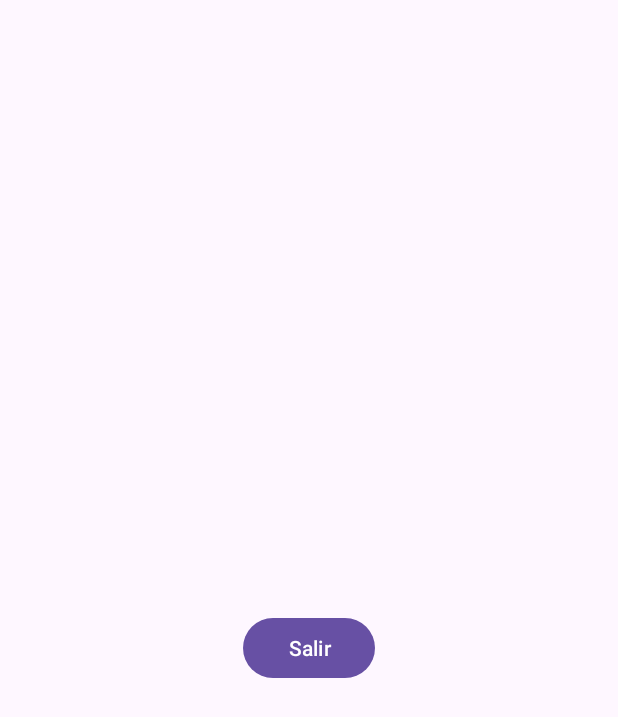
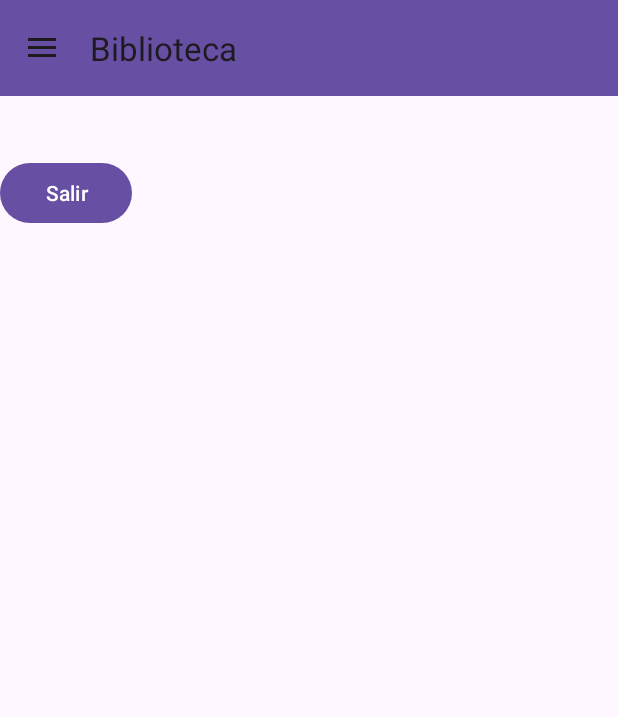
Before and after one commit to nahue02/Trabajo-Practico-Biblioteca, an Android app: the screen it shows after launch once a user with an empty profile is signed in (MainActivity), on a phone screen of 412 x 824 dp. Shown: the top 717 px of the screen. Run offline under Robolectric (Android 15) with nearby library versions, the phone set to English and light mode, and no system bars; our stand-ins replace Firebase (no records; nobody signed in at launch, a user with empty details on screens opened directly).

Commit message:
navigation drawer

```diff
--- a/app/build.gradle
+++ b/app/build.gradle
@@ -46,6 +46,7 @@ dependencies {
     //Firebase Reatime Database
     implementation("com.google.firebase:firebase-database-ktx")
 
+
     implementation 'androidx.core:core-ktx:1.8.0'
     implementation 'androidx.appcompat:appcompat:1.6.1'
     implementation 'com.google.android.material:material:1.5.0'
--- a/app/src/main/java/com/example/biblioteca/MainActivity.kt
+++ b/app/src/main/java/com/example/biblioteca/MainActivity.kt
@@ -7,11 +7,16 @@ import android.os.Bundle
 import android.util.Log
 import android.widget.Button
 import android.widget.TextView
+import android.widget.Toolbar
+import androidx.appcompat.app.ActionBarDrawerToggle
+import androidx.core.view.GravityCompat
+import androidx.drawerlayout.widget.DrawerLayout
 import com.example.biblioteca.authentication.LoginActivity
 import com.google.firebase.ktx.Firebase
 
 import com.example.biblioteca.databinding.ActivityLoginBinding
 import com.example.biblioteca.databinding.ActivityMainBinding
+import com.google.android.material.navigation.NavigationView
 import com.google.firebase.auth.FirebaseAuth
 import com.google.firebase.auth.FirebaseUser
 import com.google.firebase.auth.ktx.auth
@@ -20,6 +25,9 @@ import com.google.firebase.auth.ktx.auth
 class MainActivity : AppCompatActivity() {
     private lateinit var binding: ActivityMainBinding
     private lateinit var auth: FirebaseAuth
+
+    private lateinit var drawerLayout: DrawerLayout
+    private lateinit var navView: NavigationView
 
     override fun onCreate(savedInstanceState: Bundle?) {
         super.onCreate(savedInstanceState)
@@ -31,6 +39,40 @@ class MainActivity : AppCompatActivity() {
 
         val user = auth.currentUser
 
+        val toolbar = binding.toolbar
+        setSupportActionBar(toolbar)
+
+        drawerLayout = findViewById(R.id.drawer_layout)
+        navView = findViewById(R.id.nav_view)
+
+        val toggle = ActionBarDrawerToggle(
+            this, drawerLayout, toolbar,
+            R.string.navigation_drawer_open, R.string.navigation_drawer_close
+        )
+
+        drawerLayout.addDrawerListener(toggle)
+        toggle.syncState()
+
+
+        navView.setNavigationItemSelectedListener { menuItem ->
+            when (menuItem.itemId) {
+                R.id.nav_item1 -> {
+                    // Acción para el Item 1
+                    true
+                }
+                R.id.nav_item2 -> {
+                    // Acción para el Item 2
+                    true
+                }
+                R.id.nav_item3 -> {
+                    // Acción para el Item 2
+                    true
+                }
+                else -> false
+            }
+        }
+
+
         val textViewEmail = binding.textViewEmail
         val buttonSalir = binding.buttonSalir
 
@@ -41,6 +83,8 @@ class MainActivity : AppCompatActivity() {
             irPantallaLogin()
         }
     }
+
+
 
     public override fun onStart() {
         super.onStart()
@@ -55,4 +99,12 @@ class MainActivity : AppCompatActivity() {
         val intent = Intent(this, LoginActivity::class.java)
         startActivity(intent)
     }
+
+    override fun onBackPressed() {
+        if (drawerLayout.isDrawerOpen(GravityCompat.START)) {
+            drawerLayout.closeDrawer(GravityCompat.START)
+        } else {
+            super.onBackPressed()
+        }
+    }
 }
--- a/app/src/main/res/layout/activity_main.xml
+++ b/app/src/main/res/layout/activity_main.xml
@@ -1,33 +1,53 @@
 <?xml version="1.0" encoding="utf-8"?>
-<androidx.constraintlayout.widget.ConstraintLayout xmlns:android="http://schemas.android.com/apk/res/android"
+<androidx.drawerlayout.widget.DrawerLayout xmlns:android="http://schemas.android.com/apk/res/android"
     xmlns:app="http://schemas.android.com/apk/res-auto"
     xmlns:tools="http://schemas.android.com/tools"
+    android:id="@+id/drawer_layout"
     android:layout_width="match_parent"
     android:layout_height="match_parent"
+    android:fitsSystemWindows="true"
     tools:context=".MainActivity">
 
+    <!-- Contenido principal -->
     <LinearLayout
         android:layout_width="match_parent"
         android:layout_height="match_parent"
-        android:orientation="vertical"
-        android:gravity="center"
-        tools:layout_editor_absoluteX="1dp"
-        tools:layout_editor_absoluteY="1dp"
-        >
+        android:orientation="vertical">
+
+        <!-- Barra de acción -->
+        <androidx.appcompat.widget.Toolbar
+            android:id="@+id/toolbar"
+            android:layout_width="match_parent"
+            android:layout_height="?attr/actionBarSize"
+            android:background="?attr/colorPrimary"
+            android:elevation="4dp"
+            android:theme="@style/ThemeOverlay.AppCompat.ActionBar"
+            app:popupTheme="@style/ThemeOverlay.AppCompat.Light" />
+
+        <!-- Contenido principal de la actividad -->
 
         <TextView
             android:id="@+id/textViewEmail"
-            android:textSize="30dp"
             android:layout_width="wrap_content"
             android:layout_height="wrap_content"
             android:text="Texto"
-            />
+            android:textSize="30dp" />
 
         <Button
             android:id="@+id/buttonSalir"
             android:layout_width="wrap_content"
             android:layout_height="wrap_content"
             android:text="Salir" />
+    </LinearLayout>
 
-    </LinearLayout>
-</androidx.constraintlayout.widget.ConstraintLayout>
+    <!-- Navigation Drawer -->
+    <com.google.android.material.navigation.NavigationView
+        android:id="@+id/nav_view"
+        android:layout_width="wrap_content"
+        android:layout_height="match_parent"
+        android:layout_gravity="start"
+        android:fitsSystemWindows="true"
+        app:headerLayout="@layout/nav_header"
+        app:menu="@menu/nav_menu" />
+
+</androidx.drawerlayout.widget.DrawerLayout>
--- /dev/null
+++ b/app/src/main/res/layout/nav_header.xml
@@ -0,0 +1,10 @@
+<?xml version="1.0" encoding="utf-8"?>
+<LinearLayout xmlns:android="http://schemas.android.com/apk/res/android"
+    android:layout_width="match_parent"
+    android:layout_height="wrap_content"
+    android:orientation="vertical"
+    android:padding="16dp">
+
+    <!-- Contenido del encabezado del Navigation Drawer -->
+
+</LinearLayout>
--- /dev/null
+++ b/app/src/main/res/menu/nav_menu.xml
@@ -0,0 +1,14 @@
+<?xml version="1.0" encoding="utf-8"?>
+<menu xmlns:android="http://schemas.android.com/apk/res/android">
+    <group android:checkableBehavior="single">
+        <item
+            android:id="@+id/nav_item1"
+            android:title="Perfil" />
+        <item
+            android:id="@+id/nav_item2"
+            android:title="Configuración" />
+        <item
+            android:id="@+id/nav_item3"
+            android:title="Cerrar Sesión" />
+    </group>
+</menu>
--- a/app/src/main/res/values/strings.xml
+++ b/app/src/main/res/values/strings.xml
@@ -9,4 +9,8 @@
     <string name="invalid_username">Not a valid username</string>
     <string name="invalid_password">Password must be >5 characters</string>
     <string name="login_failed">"Login failed"</string>
+
+
+    <string name="navigation_drawer_open">"Navigation drawer open"</string>
+    <string name="navigation_drawer_close">"Navigation drawer close</string>
 </resources>
```
